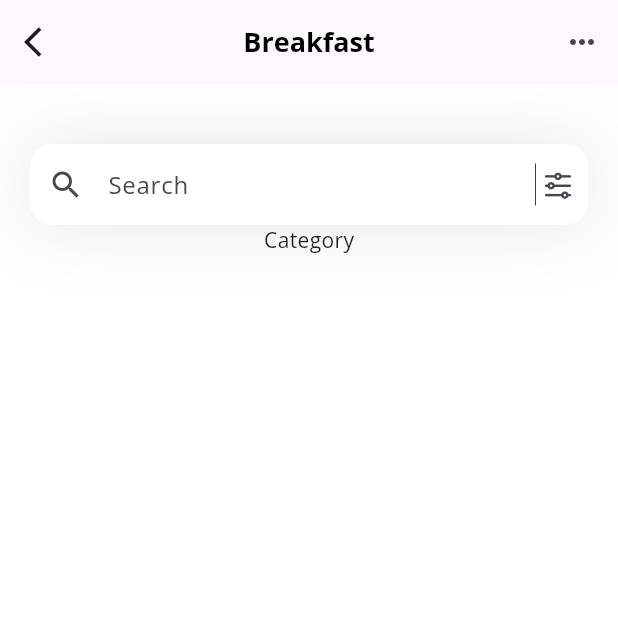
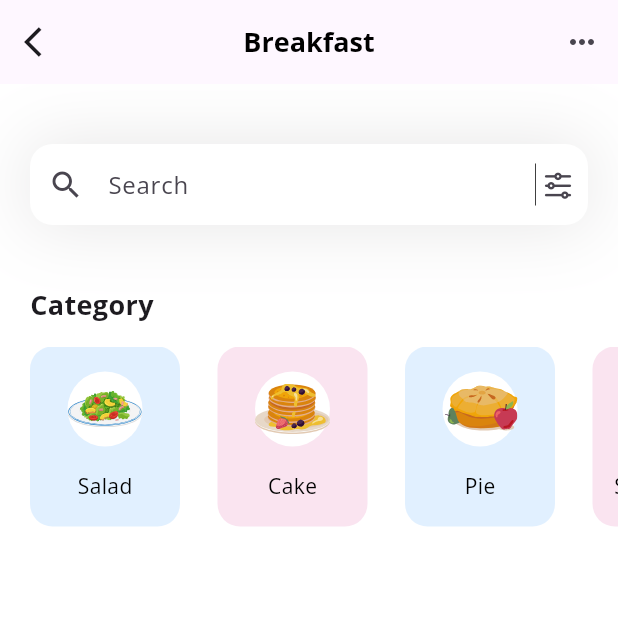
Before and after one commit to Yellowweii/Flutter-Learning, a Flutter app: the screen it shows after launch, on a phone screen of 412 x 824 dp, the top half of it. Run offline on Flutter 3.47's test engine with Material 3 defaults, Android fonts, the phone set to English and light mode, and no system bars; our stand-ins replace flutter_screenutil, flutter_slidable, flutter_spinkit, flutter_svg, google_fonts, hive and 1 more; accounts and stored records are empty.

Commit message:
finish the category module (#19)
* finish the world_time demo

* finish some function of the project

* little change

* finish the world_time project

* init the project

* finish some functions of the project

* finish the project

* refresh the branch

* init the project

* little change

* finish the todoApp

* init the project

* finish some functions of the project

* finish the whole app

* make the project responsive

* init the project

* finish the search module

* finsih the category module

```diff
--- /dev/null
+++ b/flutter_demo6/lib/components/category.dart
@@ -0,0 +1,80 @@
+import 'package:flutter/material.dart';
+import 'package:flutter_demo6/model/category_model.dart';
+import 'package:flutter_svg/svg.dart';
+
+class Category extends StatefulWidget {
+  const Category({super.key});
+
+  @override
+  State<Category> createState() => _CategoryState();
+}
+
+class _CategoryState extends State<Category> {
+  List<Map> categories = [];
+  @override
+  void initState() {
+    // TODO: implement initState
+    super.initState();
+    categories = CategoryModel.categories;
+    print(categories[0]["boxColor"]);
+  }
+
+  @override
+  Widget build(BuildContext context) {
+    return Column(
+      crossAxisAlignment: CrossAxisAlignment.start,
+      children: [
+        Padding(
+          padding: EdgeInsets.only(left: 20),
+          child: Text(
+            'Category',
+            style: TextStyle(
+              fontSize: 18,
+              fontWeight: FontWeight.bold,
+            ),
+          ),
+        ),
+        SizedBox(
+          height: 15,
+        ),
+        Container(
+          height: 120,
+          child: ListView.separated(
+            padding: EdgeInsets.symmetric(horizontal: 20, vertical: 0),
+            scrollDirection: Axis.horizontal,
+            itemCount: categories.length,
+            itemBuilder: (context, index) {
+              return Container(
+                width: 100,
+                decoration: BoxDecoration(
+                    color: categories[index]["boxColor"].withOpacity(0.3),
+                    borderRadius: BorderRadius.circular(15)),
+                child: Column(
+                  mainAxisAlignment: MainAxisAlignment.spaceEvenly,
+                  children: [
+                    Container(
+                        width: 50,
+                        height: 50,
+                        decoration: BoxDecoration(
+                            color: Colors.white, shape: BoxShape.circle),
+                        child: SvgPicture.asset(categories[index]["iconPath"])),
+                    Text(
+                      categories[index]["name"],
+                      style: TextStyle(
+                          fontWeight: FontWeight.w400,
+                          fontSize: 14,
+                          color: Colors.black),
+                    )
+                  ],
+                ),
+              );
+            },
+            separatorBuilder: (BuildContext context, int index) => SizedBox(
+              width: 25,
+            ),
+          ),
+        )
+      ],
+    );
+  }
+}
--- /dev/null
+++ b/flutter_demo6/lib/model/category_model.dart
@@ -0,0 +1,26 @@
+import 'package:flutter/material.dart';
+
+class CategoryModel {
+  static List<Map> categories = [
+    {
+      "name": 'Salad',
+      "iconPath": 'assets/plate.svg',
+      "boxColor": Color(0xff9DCEFF)
+    },
+    {
+      "name": 'Cake',
+      "iconPath": 'assets/pancakes.svg',
+      "boxColor": Color(0xffEEA4CE)
+    },
+    {
+      "name": 'Pie',
+      "iconPath": 'assets/pie.svg',
+      "boxColor": Color(0xff9DCEFF)
+    },
+    {
+      "name": 'Smoothies',
+      "iconPath": 'assets/orange-snacks.svg',
+      "boxColor": Color(0xffEEA4CE)
+    }
+  ];
+}
--- a/flutter_demo6/lib/pages/home.dart
+++ b/flutter_demo6/lib/pages/home.dart
@@ -1,9 +1,9 @@
 import 'package:flutter/material.dart';
+import 'package:flutter_demo6/components/category.dart';
 import 'package:flutter_demo6/components/search.dart';
 
 class HomePage extends StatelessWidget {
   HomePage({super.key});
-
   @override
   Widget build(BuildContext context) {
     return Scaffold(
@@ -31,10 +31,8 @@ class HomePage extends StatelessWidget {
         ],
       ),
       body: Column(
-        children: [
-          Search(),
-          Text('Category'),
-        ],
+        crossAxisAlignment: CrossAxisAlignment.start,
+        children: [Search(), SizedBox(height: 40), Category()],
       ),
     );
   }
--- a/flutter_demo6/pubspec.yaml
+++ b/flutter_demo6/pubspec.yaml
@@ -30,6 +30,7 @@ environment:
 dependencies:
   flutter:
     sdk: flutter
+  flutter_svg: ^2.0.9
 
   # The following adds the Cupertino Icons font to your application.
   # Use with the CupertinoIcons class for iOS style icons.
@@ -59,8 +60,8 @@ flutter:
   uses-material-design: true
 
   # To add assets to your application, add an assets section, like this:
-  # assets:
-  #   - images/a_dot_burr.jpeg
+  assets:
+    - assets/
   #   - images/a_dot_ham.jpeg
 
   # An image asset can refer to one or more resolution-specific "variants", see
```
Also changed, not shown: flutter_demo6/assets/orange-snacks.svg (added), flutter_demo6/assets/pancakes.svg (added), flutter_demo6/assets/pie.svg (added), flutter_demo6/assets/plate.svg (added), flutter_demo6/assets/test.jpg (added), flutter_demo6/pubspec.lock.
